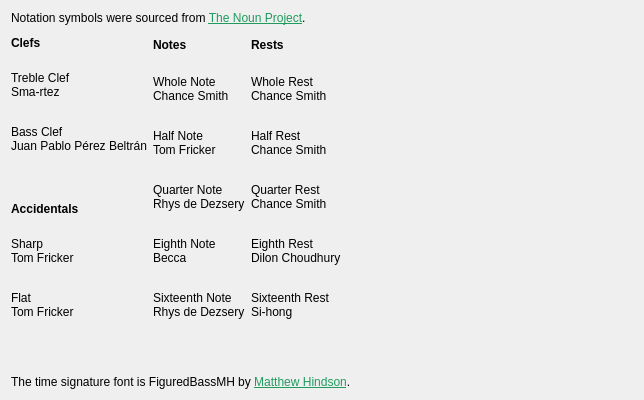
nirjacobson/Chromasound-Studio, file toplevel/composerwidget/composerackdialog.ui: the form before one commit.
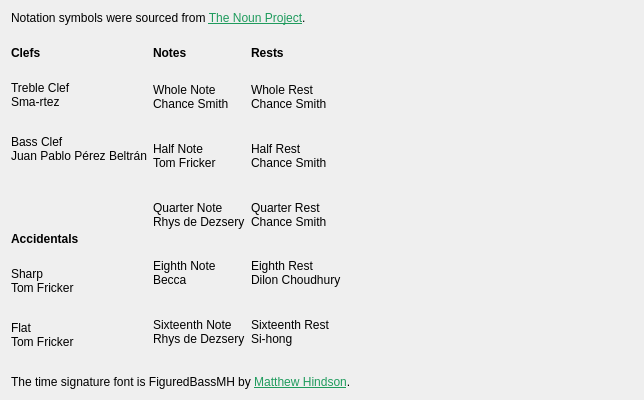
The form after the commit.

Commit message: fix ack dialog

The edit to the form file:
```diff
--- a/toplevel/composerwidget/composerackdialog.ui
+++ b/toplevel/composerwidget/composerackdialog.ui
@@ -33,6 +33,22 @@
      </property>
     </widget>
    </item>
+   <item>
+    <spacer name="verticalSpacer_5">
+     <property name="orientation">
+      <enum>Qt::Orientation::Vertical</enum>
+     </property>
+     <property name="sizeType">
+      <enum>QSizePolicy::Policy::Fixed</enum>
+     </property>
+     <property name="sizeHint" stdset="0">
+      <size>
+       <width>20</width>
+       <height>10</height>
+      </size>
+     </property>
+    </spacer>
+   </item>
    <item>
     <layout class="QHBoxLayout" name="horizontalLayout">
      <item>
@@ -139,7 +155,7 @@
          <property name="sizeHint" stdset="0">
           <size>
            <width>20</width>
-           <height>40</height>
+           <height>10</height>
           </size>
          </property>
         </spacer>
@@ -156,6 +172,12 @@
            <height>24</height>
           </size>
          </property>
+         <property name="maximumSize">
+          <size>
+           <width>16777215</width>
+           <height>24</height>
+          </size>
+         </property>
          <property name="text">
           <string>&lt;html&gt;&lt;head/&gt;&lt;body&gt;&lt;p&gt;&lt;span style=&quot; font-weight:700;&quot;&gt;Notes&lt;/span&gt;&lt;/p&gt;&lt;/body&gt;&lt;/html&gt;</string>
          </property>
@@ -237,7 +259,7 @@
          <property name="sizeHint" stdset="0">
           <size>
            <width>20</width>
-           <height>40</height>
+           <height>10</height>
           </size>
          </property>
         </spacer>
@@ -254,6 +276,12 @@
            <height>24</height>
           </size>
          </property>
+         <property name="maximumSize">
+          <size>
+           <width>16777215</width>
+           <height>24</height>
+          </size>
+         </property>
          <property name="text">
           <string>&lt;html&gt;&lt;head/&gt;&lt;body&gt;&lt;p&gt;&lt;span style=&quot; font-weight:700;&quot;&gt;Rests&lt;/span&gt;&lt;/p&gt;&lt;/body&gt;&lt;/html&gt;</string>
          </property>
@@ -335,7 +363,7 @@
          <property name="sizeHint" stdset="0">
           <size>
            <width>20</width>
-           <height>40</height>
+           <height>10</height>
           </size>
          </property>
         </spacer>
```
